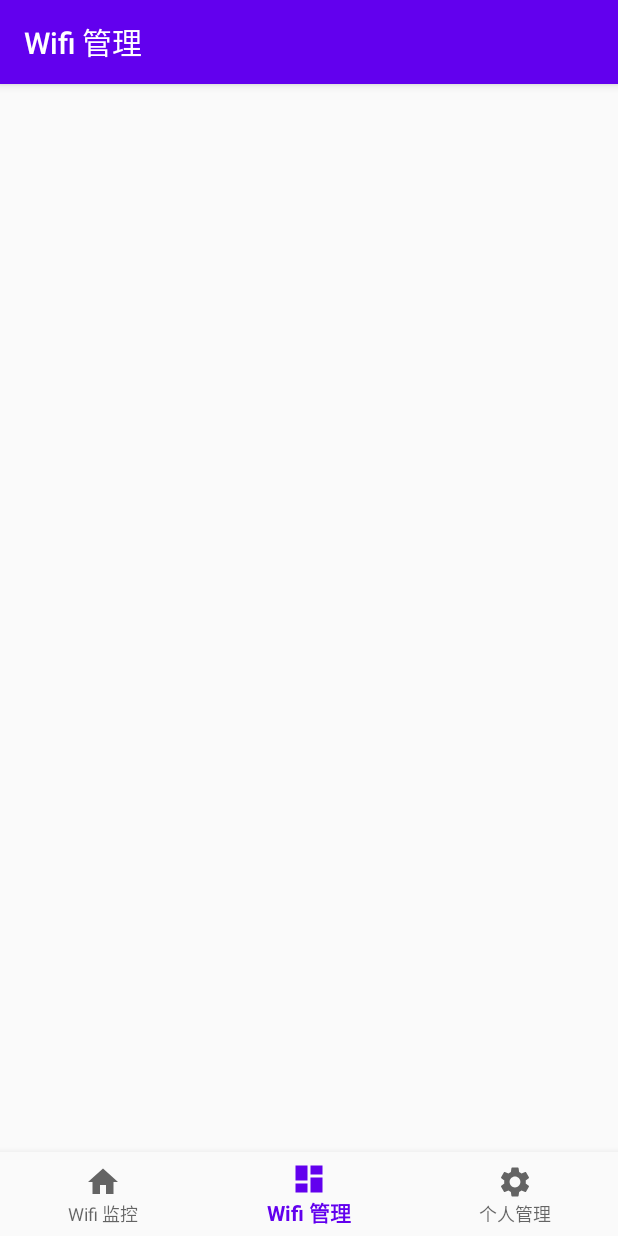
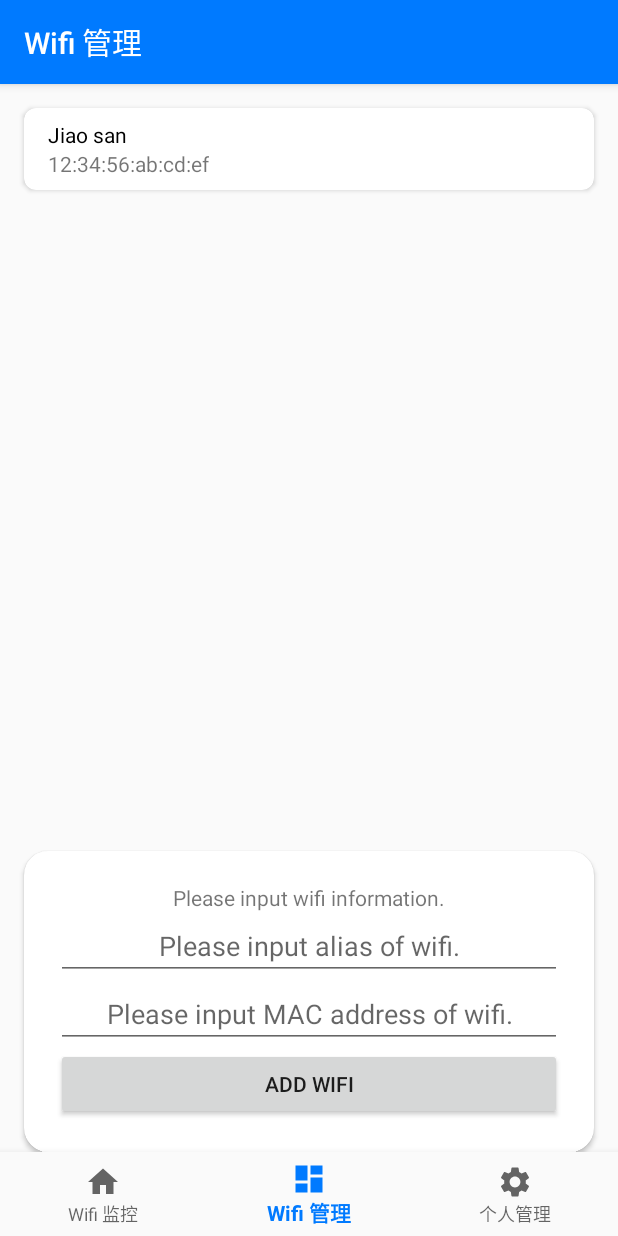
Before and after one commit to cccxxxs/Epidemic-Analysis-Enterprise-Edition, an Android app: the DashboardFragment screen opened through its navigation route, on a phone screen of 412 x 824 dp. Run offline under Robolectric (Android 15) with nearby library versions, the light colour scheme and no system bars; our stand-ins replace navigation-ui.

Commit message:
draw layout

```diff
--- a/app/src/main/java/com/silentselene/enterpriseedition/ui/dashboard/DashboardFragment.java
+++ b/app/src/main/java/com/silentselene/enterpriseedition/ui/dashboard/DashboardFragment.java
@@ -23,13 +23,6 @@ public class DashboardFragment extends Fragment {
         dashboardViewModel =
                 ViewModelProviders.of(this).get(DashboardViewModel.class);
         View root = inflater.inflate(R.layout.fragment_dashboard, container, false);
-        final TextView textView = root.findViewById(R.id.text_dashboard);
-        dashboardViewModel.getText().observe(getViewLifecycleOwner(), new Observer<String>() {
-            @Override
-            public void onChanged(@Nullable String s) {
-                textView.setText(s);
-            }
-        });
         return root;
     }
 }
--- a/app/src/main/java/com/silentselene/enterpriseedition/ui/home/HomeFragment.java
+++ b/app/src/main/java/com/silentselene/enterpriseedition/ui/home/HomeFragment.java
@@ -23,13 +23,13 @@ public class HomeFragment extends Fragment {
         homeViewModel =
                 ViewModelProviders.of(this).get(HomeViewModel.class);
         View root = inflater.inflate(R.layout.fragment_home, container, false);
-        final TextView textView = root.findViewById(R.id.text_home);
-        homeViewModel.getText().observe(getViewLifecycleOwner(), new Observer<String>() {
-            @Override
-            public void onChanged(@Nullable String s) {
-                textView.setText(s);
-            }
-        });
+//        final TextView textView = root.findViewById(R.id.text_home);
+//        homeViewModel.getText().observe(getViewLifecycleOwner(), new Observer<String>() {
+//            @Override
+//            public void onChanged(@Nullable String s) {
+//                textView.setText(s);
+//            }
+//        });
         return root;
     }
 }
--- a/app/src/main/res/layout/activity_main.xml
+++ b/app/src/main/res/layout/activity_main.xml
@@ -3,8 +3,19 @@
     xmlns:app="http://schemas.android.com/apk/res-auto"
     android:id="@+id/container"
     android:layout_width="match_parent"
-    android:layout_height="match_parent"
-    android:paddingTop="?attr/actionBarSize">
+    android:layout_height="match_parent">
+
+    <fragment
+        android:id="@+id/nav_host_fragment"
+        android:name="androidx.navigation.fragment.NavHostFragment"
+        android:layout_width="0dp"
+        android:layout_height="0dp"
+        app:defaultNavHost="true"
+        app:layout_constraintBottom_toTopOf="@+id/nav_view"
+        app:layout_constraintLeft_toLeftOf="parent"
+        app:layout_constraintRight_toRightOf="parent"
+        app:layout_constraintTop_toTopOf="parent"
+        app:navGraph="@navigation/mobile_navigation" />
 
     <com.google.android.material.bottomnavigation.BottomNavigationView
         android:id="@+id/nav_view"
@@ -18,16 +29,4 @@
         app:layout_constraintRight_toRightOf="parent"
         app:menu="@menu/bottom_nav_menu" />
 
-    <fragment
-        android:id="@+id/nav_host_fragment"
-        android:name="androidx.navigation.fragment.NavHostFragment"
-        android:layout_width="match_parent"
-        android:layout_height="match_parent"
-        app:defaultNavHost="true"
-        app:layout_constraintBottom_toTopOf="@id/nav_view"
-        app:layout_constraintLeft_toLeftOf="parent"
-        app:layout_constraintRight_toRightOf="parent"
-        app:layout_constraintTop_toTopOf="parent"
-        app:navGraph="@navigation/mobile_navigation" />
-
 </androidx.constraintlayout.widget.ConstraintLayout>
--- a/app/src/main/res/layout/fragment_dashboard.xml
+++ b/app/src/main/res/layout/fragment_dashboard.xml
@@ -1,7 +1,107 @@
 <?xml version="1.0" encoding="utf-8"?>
-<androidx.constraintlayout.widget.ConstraintLayout xmlns:android="http://schemas.android.com/apk/res/android"
+<LinearLayout xmlns:android="http://schemas.android.com/apk/res/android"
     xmlns:app="http://schemas.android.com/apk/res-auto"
     xmlns:tools="http://schemas.android.com/tools"
     android:layout_width="match_parent"
     android:layout_height="match_parent"
-    tools:context=".ui.dashboard.DashboardFragment"/>
+    android:orientation="vertical"
+    tools:context=".ui.dashboard.DashboardFragment">
+
+    <ScrollView
+        android:layout_width="match_parent"
+        android:layout_height="match_parent"
+        android:layout_weight="1">
+
+        <LinearLayout
+            android:layout_width="match_parent"
+            android:layout_height="wrap_content"
+            android:orientation="vertical">
+
+            <androidx.cardview.widget.CardView
+                android:layout_width="match_parent"
+                android:layout_height="wrap_content"
+                android:layout_margin="16dp"
+                app:cardCornerRadius="8dp">
+
+                <LinearLayout
+                    android:layout_width="match_parent"
+                    android:layout_height="match_parent"
+                    android:orientation="vertical"
+                    android:paddingHorizontal="16dp"
+                    android:paddingVertical="8dp">
+
+                    <TextView
+                        android:id="@+id/textView2"
+                        android:layout_width="wrap_content"
+                        android:layout_height="wrap_content"
+                        android:text="Jiao san"
+                        android:textColor="#000000"
+                        android:textSize="14sp" />
+
+                    <TextView
+                        android:id="@+id/textView3"
+                        android:layout_width="wrap_content"
+                        android:layout_height="wrap_content"
+                        android:text="12:34:56:ab:cd:ef" />
+
+                </LinearLayout>
+
+            </androidx.cardview.widget.CardView>
+
+        </LinearLayout>
+    </ScrollView>
+
+    <androidx.cardview.widget.CardView
+        android:id="@+id/cardView2"
+        android:layout_width="match_parent"
+        android:layout_height="wrap_content"
+        android:layout_marginStart="16dp"
+        android:layout_marginEnd="16dp"
+        app:cardCornerRadius="16dp">
+
+        <LinearLayout
+            android:layout_width="match_parent"
+            android:layout_height="wrap_content"
+            android:orientation="vertical"
+            android:paddingHorizontal="32px"
+            android:paddingVertical="32px">
+
+            <TextView
+                android:id="@+id/textView"
+                android:layout_width="match_parent"
+                android:layout_height="wrap_content"
+                android:gravity="center"
+                android:text="Please input wifi information." />
+
+            <EditText
+                android:id="@+id/editTextTextPersonName2"
+                style="@android:style/Widget.Material.EditText"
+                android:layout_width="match_parent"
+                android:layout_height="wrap_content"
+                android:ems="10"
+                android:gravity="center"
+                android:hint="Please input alias of wifi."
+                android:inputType="textPersonName"
+                android:paddingHorizontal="32px" />
+
+            <EditText
+                android:id="@+id/editTextTextPersonName"
+                style="@android:style/Widget.Material.EditText"
+                android:layout_width="match_parent"
+                android:layout_height="wrap_content"
+                android:ems="10"
+                android:gravity="center"
+                android:hint="Please input MAC address of wifi."
+                android:inputType="textPersonName"
+                android:paddingHorizontal="32px" />
+
+            <Button
+                android:id="@+id/button"
+                style="@android:style/Widget.Material.Button"
+                android:layout_width="match_parent"
+                android:layout_height="wrap_content"
+                android:text="ADD WIFI" />
+        </LinearLayout>
+    </androidx.cardview.widget.CardView>
+
+</LinearLayout>
--- a/app/src/main/res/values/colors.xml
+++ b/app/src/main/res/values/colors.xml
@@ -1,6 +1,11 @@
 <?xml version="1.0" encoding="utf-8"?>
 <resources>
-    <color name="colorPrimary">#6200EE</color>
+    <color name="colorPrimary">#007AFF</color>
     <color name="colorPrimaryDark">#3700B3</color>
     <color name="colorAccent">#03DAC5</color>
+    <color name="colorButtom">#007AFF</color>
+    <color name="colorButtomUnselected">#C0C0C0</color>
+    <color name="colorTextSelected">#FF4900</color>
+    <color name="colorWhite">#FEFFFE</color>
+    <color name="colorBackground">#F1F2F7</color>
 </resources>
--- a/app/src/main/res/values/styles.xml
+++ b/app/src/main/res/values/styles.xml
@@ -7,4 +7,9 @@
         <item name="colorAccent">@color/colorAccent</item>
     </style>
 
+    <style name="button_emu_card">
+        <item name="android:textColor">@color/colorButtom</item>
+        <item name="android:background">@color/colorWhite</item>
+        <item name="android:radius">15dp</item>
+    </style>
 </resources>
```
Also changed, not shown: app/src/main/res/layout/fragment_home.xml (+30 -24 lines).
